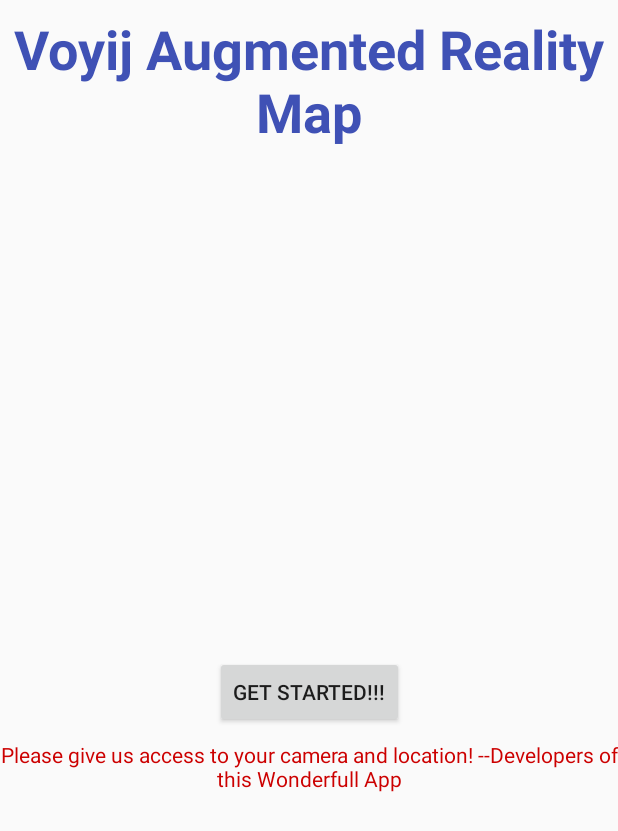
After one commit to amanocha/Voyij-AR, an Android app: the layout activity_main.xml on its own in the app's theme, with its tools: preview values and no code run, on a phone screen of 412 x 824 dp. The commit adds this screen. Shown: the top 831 px of the screen. Run offline under Robolectric (Android 15) with nearby library versions, the phone set to English and light mode, and no system bars.

Commit message:
added main screen and fixed permissions

```diff
--- a/app/src/main/AndroidManifest.xml
+++ b/app/src/main/AndroidManifest.xml
@@ -41,15 +41,17 @@
             android:value="AIzaSyAPD8dwkar-2x5gLAQddT2XzuQ9SGCWh8I" />
 
         <activity
-            android:name=".CameraActivity"
+            android:name=".MainActivity"
             android:label="@string/title_activity_maps">
             <intent-filter>
                 <action android:name="android.intent.action.MAIN" />
+
                 <category android:name="android.intent.category.LAUNCHER" />
             </intent-filter>
         </activity>
         <activity android:name=".SettingsActivity" />
-        <activity android:name=".POIActivity"></activity>
+        <activity android:name=".POIActivity" />
+        <activity android:name=".CameraActivity"></activity>
     </application>
 
 </manifest>
--- /dev/null
+++ b/app/src/main/res/layout/activity_main.xml
@@ -0,0 +1,54 @@
+<?xml version="1.0" encoding="utf-8"?>
+<android.support.constraint.ConstraintLayout xmlns:android="http://schemas.android.com/apk/res/android"
+    xmlns:app="http://schemas.android.com/apk/res-auto"
+    xmlns:tools="http://schemas.android.com/tools"
+    android:layout_width="match_parent"
+    android:layout_height="match_parent"
+    tools:context="voyij.ar.MainActivity">
+
+    <Button
+        android:id="@+id/buttonStart"
+        android:layout_width="wrap_content"
+        android:layout_height="wrap_content"
+        android:text="Get Started!!!"
+        android:layout_marginTop="8dp"
+        app:layout_constraintTop_toBottomOf="@+id/textViewTitle"
+        app:layout_constraintBottom_toBottomOf="parent"
+        android:layout_marginBottom="8dp"
+        android:layout_marginRight="8dp"
+        app:layout_constraintRight_toRightOf="parent"
+        android:layout_marginLeft="8dp"
+        app:layout_constraintLeft_toLeftOf="parent"
+        android:onClick="openAR"/>
+
+    <TextView
+        android:id="@+id/textViewTitle"
+        android:layout_width="wrap_content"
+        android:layout_height="wrap_content"
+        android:layout_marginLeft="8dp"
+        android:layout_marginRight="8dp"
+        android:layout_marginTop="8dp"
+        android:text="Voyij Augmented Reality Map"
+        android:textAlignment="center"
+        android:textColor="@color/colorPrimary"
+        android:textSize="36sp"
+        android:textStyle="bold"
+        app:layout_constraintLeft_toLeftOf="parent"
+        app:layout_constraintRight_toRightOf="parent"
+        app:layout_constraintTop_toTopOf="parent" />
+
+    <TextView
+        android:id="@+id/textViewPermissions"
+        android:layout_width="wrap_content"
+        android:layout_height="wrap_content"
+        android:layout_marginLeft="8dp"
+        android:layout_marginRight="8dp"
+        android:layout_marginTop="8dp"
+        android:text="Please give us access to your camera and location! --Developers of this Wonderfull App"
+        android:textAlignment="center"
+        android:textColor="@android:color/holo_red_dark"
+        app:layout_constraintLeft_toLeftOf="parent"
+        app:layout_constraintRight_toRightOf="parent"
+        app:layout_constraintTop_toBottomOf="@+id/buttonStart" />
+
+</android.support.constraint.ConstraintLayout>
--- a/app/src/main/res/values/colors.xml
+++ b/app/src/main/res/values/colors.xml
@@ -1,6 +1,6 @@
 <?xml version="1.0" encoding="utf-8"?>
 <resources>
-    <color name="colorPrimary">#3F51B5</color>
+    <color name="colorPrimary">#3f51b5</color>
     <color name="colorPrimaryDark">#303F9F</color>
     <color name="colorAccent">#FF4081</color>
 </resources>
```
Also changed, not shown: app/build.gradle (+4 -4 lines), app/src/main/java/voyij/ar/CameraActivity.java (+6 -6 lines), app/src/main/java/voyij/ar/MainActivity.java (added, +91 -0 lines).
